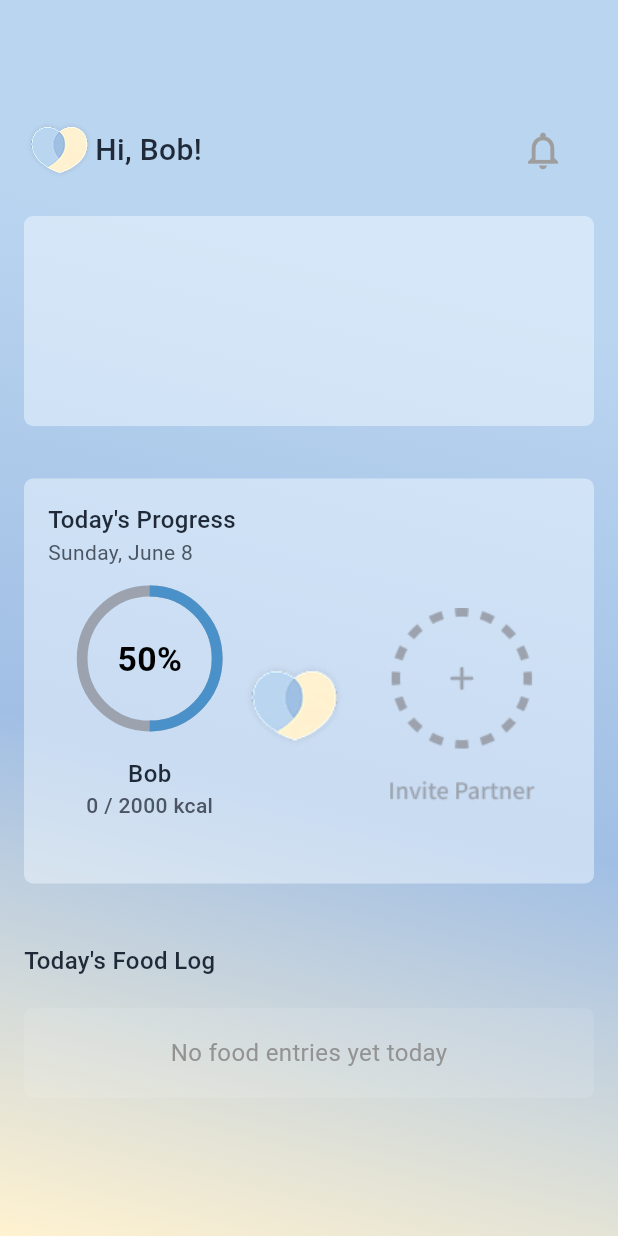
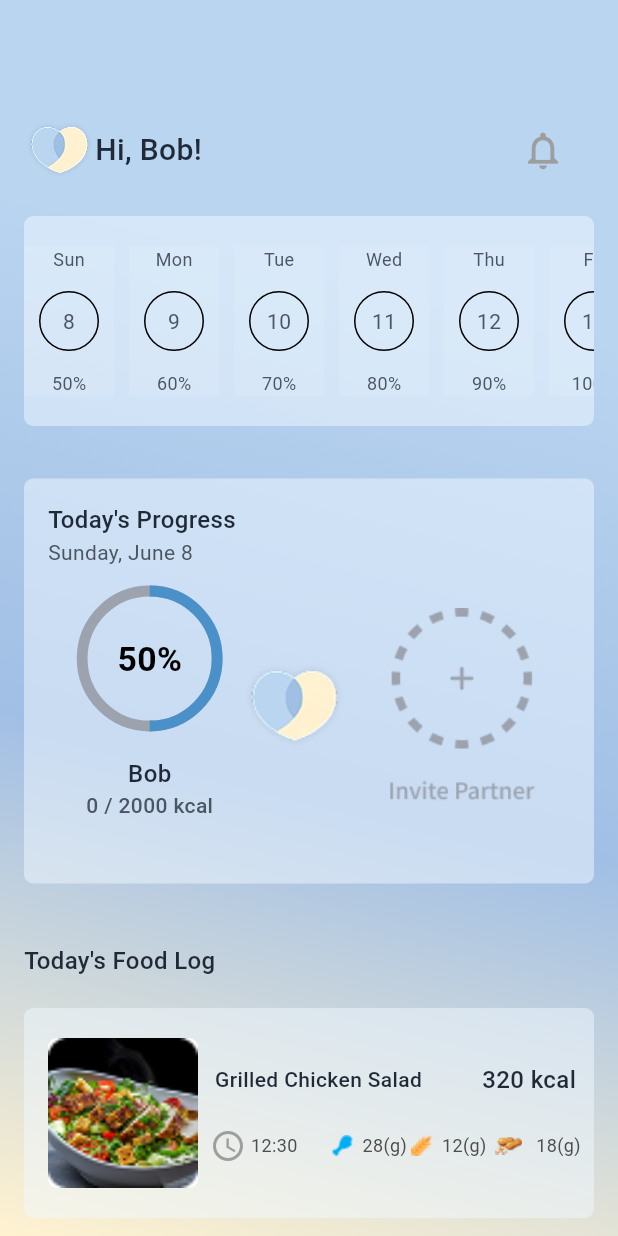
Before and after one commit to MKhalidHossain/calorie-calulculator-With-partner-app, a Flutter app: the HomeScreen screen opened directly, on a phone screen of 412 x 824 dp. Run offline on Flutter 3.47's test engine with Material 3 defaults, Android fonts, the phone set to English and light mode, and no system bars; our stand-ins replace get, qr_flutter; Roboto replaces fonts that are missing (notoSans).

Commit message:
Home | Qr | premeum page

```diff
--- a/lib/core/themes/text_extensions.dart
+++ b/lib/core/themes/text_extensions.dart
@@ -286,7 +286,7 @@ extension TextStylingExtension on String {
       fontSize: size,
       fontFamily: _fontFamily,
       fontWeight: FontWeight.w400,
-      color: const Color(0xFF737373),
+      color: const Color(0xFF4B5563),
     ),
   );
 
--- a/lib/features/home/presentation/screens/home.dart
+++ b/lib/features/home/presentation/screens/home.dart
@@ -1,8 +1,9 @@
 import 'package:flutter/material.dart';
-import 'package:get/get.dart';
+import 'package:get/get_connect/http/src/utils/utils.dart';
 import 'package:shevaandrii/core/themes/app_theme.dart';
 import 'package:shevaandrii/core/themes/text_extensions.dart';
 import 'package:shevaandrii/core/widgets/circular_percent_widget.dart';
+import 'package:shevaandrii/features/home/presentation/weiget/food_log_item.dart';
 
 class HomeScreen extends StatefulWidget {
   const HomeScreen({super.key});
@@ -17,7 +18,8 @@ class _HomeScreenState extends State<HomeScreen> {
     return AppTheme.withGradientBackground(
       child: Scaffold(
         backgroundColor: Colors.transparent,
-        body: Padding(
+        body: SingleChildScrollView(
+          child: Padding(
             padding: const EdgeInsets.all(16.0),
             child: Column(
               crossAxisAlignment: CrossAxisAlignment.start,
@@ -58,6 +60,82 @@ class _HomeScreenState extends State<HomeScreen> {
 
                     borderRadius: BorderRadius.circular(6),
                   ),
+                  child: SingleChildScrollView(
+                    scrollDirection: Axis.horizontal,
+                    child: Row(
+                      children: [
+                        _CalenderForHome(day: 'Sun', date: '8', percent: '50%'),
+                        const SizedBox(width: 10),
+                        _CalenderForHome(day: 'Mon', date: '9', percent: '60%'),
+                        const SizedBox(width: 10),
+                        _CalenderForHome(
+                          day: 'Tue',
+                          date: '10',
+                          percent: '70%',
+                        ),
+                        const SizedBox(width: 10),
+                        _CalenderForHome(
+                          day: 'Wed',
+                          date: '11',
+                          percent: '80%',
+                        ),
+                        const SizedBox(width: 10),
+                        _CalenderForHome(
+                          day: 'Thu',
+                          date: '12',
+                          percent: '90%',
+                        ),
+                        const SizedBox(width: 10),
+                        _CalenderForHome(
+                          day: 'Fri',
+                          date: '13',
+                          percent: '100%',
+                        ),
+                        const SizedBox(width: 10),
+                        _CalenderForHome(
+                          day: 'Sat',
+                          date: '14',
+                          percent: '110%',
+                        ),
+                        const SizedBox(width: 10),
+                        _CalenderForHome(
+                          day: 'Sun',
+                          date: '15',
+                          percent: '120%',
+                        ),
+                        const SizedBox(width: 10),
+                        _CalenderForHome(
+                          day: 'Mon',
+                          date: '16',
+                          percent: '130%',
+                        ),
+                        const SizedBox(width: 10),
+                        _CalenderForHome(
+                          day: 'Tue',
+                          date: '17',
+                          percent: '140%',
+                        ),
+                        const SizedBox(width: 10),
+                        _CalenderForHome(
+                          day: 'Wed',
+                          date: '18',
+                          percent: '150%',
+                        ),
+                        const SizedBox(width: 10),
+                        _CalenderForHome(
+                          day: 'Thu',
+                          date: '19',
+                          percent: '160%',
+                        ),
+                        const SizedBox(width: 10),
+                        _CalenderForHome(
+                          day: 'Fri',
+                          date: '20',
+                          percent: '170%',
+                        ),
+                      ],
+                    ),
+                  ),
                 ),
                 const SizedBox(height: 35),
 
@@ -85,7 +163,8 @@ class _HomeScreenState extends State<HomeScreen> {
                             Padding(
                               padding: const EdgeInsets.only(right: 16.0),
                               child: Column(
-                              mainAxisAlignment: MainAxisAlignment.spaceBetween,
+                                mainAxisAlignment:
+                                    MainAxisAlignment.spaceBetween,
                                 children: [
                                   CircularPercentWidget(percent: 50, size: 90),
                                   const SizedBox(height: 20),
@@ -124,24 +203,75 @@ class _HomeScreenState extends State<HomeScreen> {
                 const SizedBox(height: 40),
                 'Today\'s Food Log'.text16Black(),
                 const SizedBox(height: 20),
-              Container(
-                width: double.infinity,
-                height: 60,
-                decoration: BoxDecoration(
-                  color: Colors.white.withOpacity(
-                    0.1,
-                  ), // Dark background for the search bar
+                FoodLogItem(),
+                SizedBox(height: 20),
+                FoodLogItem(),
 
-                  borderRadius: BorderRadius.circular(6),
+                // this item is for testing purposes
+                // Container(
+                //   width: double.infinity,
+                //   height: 60,
+                //   decoration: BoxDecoration(
+                //     color: Colors.white.withOpacity(
+                //       0.1,
+                //     ), // Dark background for the search bar
+
+                //     borderRadius: BorderRadius.circular(6),
+                //   ),
+                //   child: Center(
+                //     child: 'No food entries yet today'.text16LightGrey(),
+                //   ),
+                // ),
+              ],
             ),
-                child: Center(
-                  child: 'No food entries yet today'.text16LightGrey(),
-                ),
-              ),
-            ],
           ),
         ),
       ),
     );
   }
 }
+
+class _CalenderForHome extends StatelessWidget {
+  final String day;
+  final String date;
+  final String percent;
+
+  const _CalenderForHome({
+    super.key,
+    required this.day,
+    required this.date,
+    required this.percent,
+  });
+
+  @override
+  Widget build(BuildContext context) {
+    return Container(
+      width: 60,
+      height: 100,
+      color: Colors.white.withOpacity(0.1),
+      // decoration: BoxDecoration(
+      //   color: Color(
+      //     0xFFF0F8FF,
+      //   ).withOpacity(0.5), // Dark background for the search bar
+
+      //   borderRadius: BorderRadius.circular(6),
+      // ),
+      child: Column(
+        mainAxisAlignment: MainAxisAlignment.spaceBetween,
+        children: [
+          day.textColorGrey(12),
+          Container(
+            width: 40,
+            height: 40,
+            decoration: BoxDecoration(
+              shape: BoxShape.circle,
+              border: Border.all(color: Colors.black, width: 1),
+            ),
+            child: Center(child: date.textColorGrey(14)),
+          ),
+          percent.textColorGrey(12),
+        ],
+      ),
+    );
+  }
+}
--- /dev/null
+++ b/lib/features/home/presentation/weiget/food_log_item.dart
@@ -0,0 +1,135 @@
+import 'package:flutter/material.dart';
+import 'package:shevaandrii/core/themes/text_extensions.dart';
+
+class FoodLogItem extends StatelessWidget {
+  const FoodLogItem({super.key});
+
+  @override
+  Widget build(BuildContext context) {
+    return Container(
+      padding: const EdgeInsets.all(16.0),
+      width: double.infinity,
+      height: 140,
+      decoration: BoxDecoration(
+        color: Color(
+          0xFFF0F8FF,
+        ).withOpacity(0.5), // Dark background for the search bar
+
+        borderRadius: BorderRadius.circular(6),
+      ),
+      child: Row(
+        children: [
+          Container(
+            width: 100,
+            height: 100,
+            decoration: BoxDecoration(
+              color: Colors.white,
+              borderRadius: BorderRadius.circular(6),
+            ),
+            child: Image.asset('assets/images/food.png', fit: BoxFit.cover),
+          ),
+          SizedBox(width: 8),
+          Center(
+            child: Column(
+              mainAxisAlignment: MainAxisAlignment.spaceEvenly,
+              children: [
+                Row(
+                  mainAxisAlignment: MainAxisAlignment.spaceBetween,
+                  children: [
+                    'Grilled Chicken Salad'.text14Black(),
+                    SizedBox(width: 40),
+                    '320 kcal'.text16Black(),
+                  ],
+                ),
+                Row(
+                  mainAxisAlignment: MainAxisAlignment.spaceBetween,
+                  children: [
+                    Row(
+                      mainAxisAlignment: MainAxisAlignment.start,
+                      children: [
+                        Icon(Icons.access_time, color: Colors.grey),
+                        ' 12:30'.text12DarkGrey(),
+                      ],
+                    ),
+                    SizedBox(width: 20),
+                    Row(
+                      mainAxisAlignment: MainAxisAlignment.end,
+                      children: [
+                        Row(
+                          children: [
+                            Image.asset('assets/images/meat.png', height: 20),
+                            ' 28'.text12DarkGrey(),
+                            '(g)'.text12DarkGrey(),
+                          ],
+                        ),
+                        Row(
+                          children: [
+                            Image.asset('assets/images/corn.png', height: 20),
+                            ' 12'.text12DarkGrey(),
+                            '(g)'.text12DarkGrey(),
+                          ],
+                        ),
+                        Row(
+                          children: [
+                            Image.asset('assets/images/bread.png', height: 20),
+                            ' 18'.text12DarkGrey(),
+                            '(g)'.text12DarkGrey(),
+                          ],
+                        ),
+                      ],
+                    ),
+                  ],
+                ),
+              ],
+            ),
+          ),
+          // SizedBox(
+          //   width: 60,
+          //   child: Column(
+          //     children: [
+          //       'Grilled Chicken Salad'.text14Black(),
+          //       Row(
+          //         mainAxisAlignment: MainAxisAlignment.spaceBetween,
+          //         children: [
+          //           Icon(Icons.access_time, color: Colors.grey),
+          //           'Protein: 30g'.text12DarkGrey(),
+          //         ],
+          //       ),
+          //     ],
+          //   ),
+          // ),
+          // Column(
+          //   children: [
+          //     '320 kcal'.text16Blue(),
+          //     Row(
+          //       children: [
+          //         Row(
+          //           children: [
+          //             Image.asset('assets/images/meat.png', height: 20),
+          //             ' 28'.text12DarkGrey(),
+          //             '(g)'.text12DarkGrey(),
+          //           ],
+          //         ),
+          //         Row(
+          //           children: [
+          //             Image.asset('assets/images/corn.png', height: 20),
+          //             ' 12'.text12DarkGrey(),
+          //             '(g)'.text12DarkGrey(),
+          //           ],
+          //         ),
+          //         Row(
+          //           children: [
+          //             Image.asset('assets/images/bread.png', height: 20),
+          //             ' 18'.text12DarkGrey(),
+          //             '(g)'.text12DarkGrey(),
+          //           ],
+          //         ),
+          //       ],
+          //     ),
+          //   ],
+          // ),
+        ],
+      ),
+    );
+  }
+}
```
Also changed, not shown: assets/images/bread.png (added), assets/images/corn.png (added), assets/images/food.png (added), assets/images/meat.png (added). Lines whose indentation alone changed are shown as unchanged.
